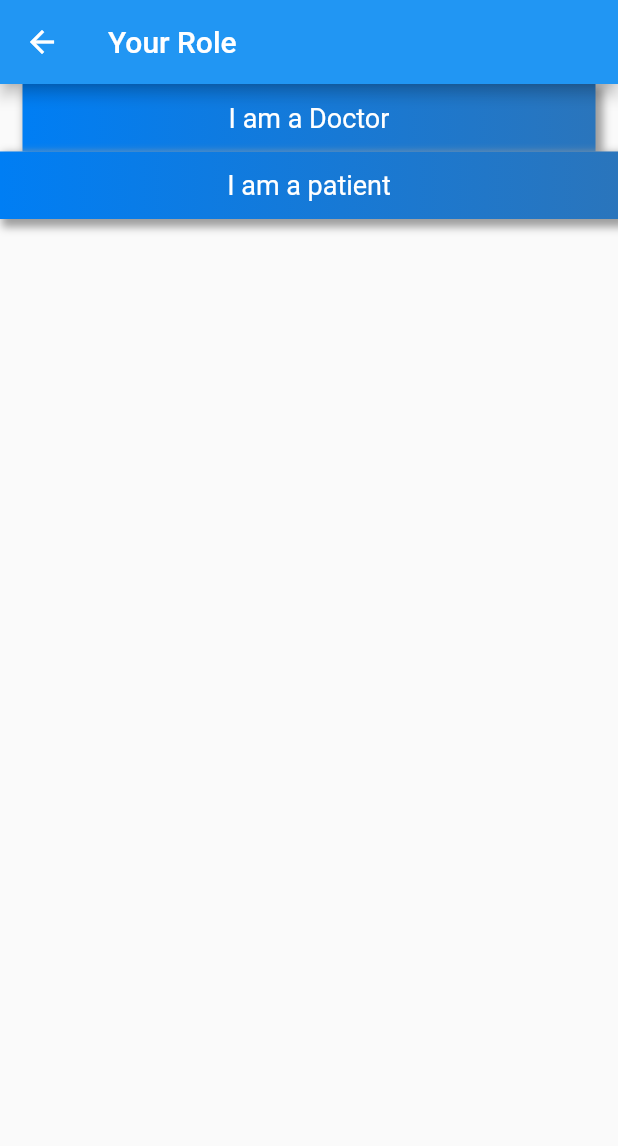
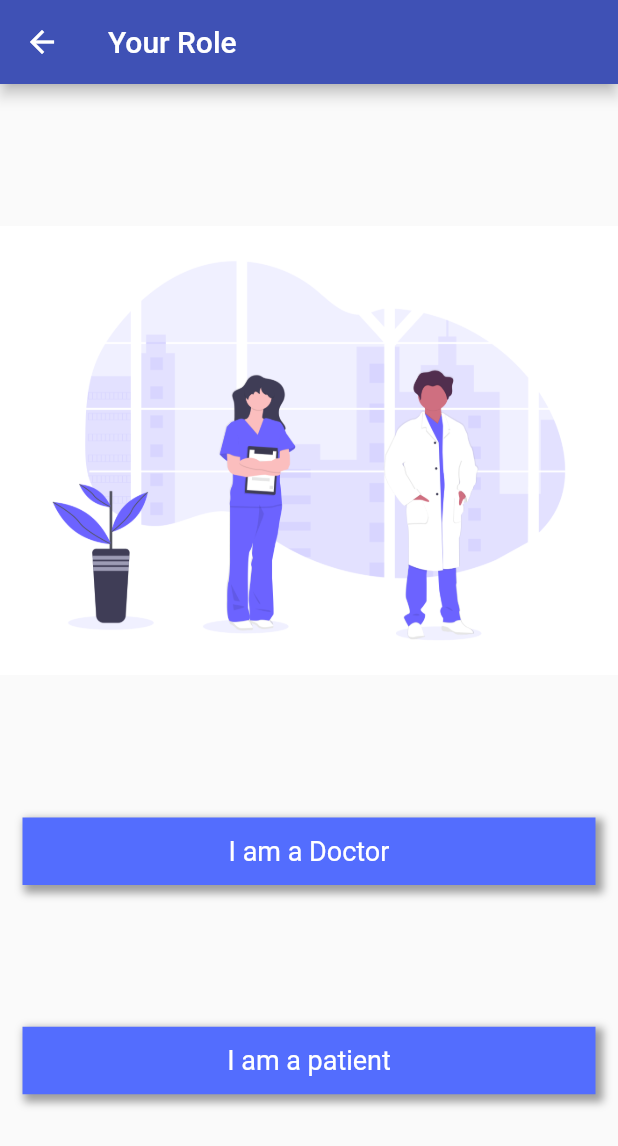
Before and after one commit to iiitv/hackiiitv20-submissions, a Flutter app: the Role screen opened directly, on a phone screen of 412 x 824 dp. Shown: the top 1146 px of the screen. Run offline on Flutter 3.47's test engine with Material 2 defaults, Android fonts, the phone set to English and light mode, and no system bars; our stand-ins replace cloud_firestore, firebase_auth, firebase_core, google_sign_in; accounts and stored records are empty.

Commit message:
updated roles.dart

```diff
--- a/team#33 - 3/clinico/lib/pages/role.dart
+++ b/team#33 - 3/clinico/lib/pages/role.dart
@@ -7,11 +7,20 @@ class Role extends StatelessWidget {
       child: Scaffold(
         appBar: AppBar(
           title: Text('Your Role'),
+          backgroundColor: Colors.indigo,
         ),
         body: Container(
           child: Column(
+            mainAxisAlignment: MainAxisAlignment.spaceEvenly,
             children: [
-              GestureDetector(
+              Container(
+                child: Image.asset(
+                  'assets/doctor.png',
+                  height: 300,
+                ),
+              ),
+              Container(
+                child: GestureDetector(
                   child: Padding(
                       padding: const EdgeInsets.fromLTRB(15.0, 0, 15, 0),
                       child: Container(
@@ -27,19 +36,22 @@ class Role extends StatelessWidget {
                               spreadRadius: 2.0,
                             )
                           ],
-                        gradient: LinearGradient(colors: [
-                          const Color(0xff007EF4),
-                          const Color(0xFF2A75BC),
-                        ])),
+                          color: Colors.indigoAccent,
+                        ),
                         child: Text(
                           "I am a Doctor",
                           style: TextStyle(color: Colors.white, fontSize: 18),
                         ),
+                        //   child: Image.asset(
+                        // 'assets/doctor.png',
+                        // height: 300,
+                      )),
+                  onTap: () {},
                 ),
               ),
-                onTap: () {},
-              ),
-              GestureDetector(
+              Padding(
+                padding: const EdgeInsets.fromLTRB(15.0, 0, 15, 0),
+                child: GestureDetector(
                   child: Container(
                     alignment: Alignment.center,
                     width: MediaQuery.of(context).size.width,
@@ -53,16 +65,15 @@ class Role extends StatelessWidget {
                           spreadRadius: 2.0,
                         )
                       ],
-                      gradient: LinearGradient(colors: [
-                        const Color(0xff007EF4),
-                        const Color(0xFF2A75BC),
-                      ])),
+                      color: Colors.indigoAccent,
+                    ),
                     child: Text(
                       "I am a patient",
                       style: TextStyle(color: Colors.white, fontSize: 18),
                     ),
                   ),
                   onTap: () {},
+                ),
               )
             ],
           ),
--- a/team#33 - 3/clinico/lib/pages/signin/signinbutton.dart
+++ b/team#33 - 3/clinico/lib/pages/signin/signinbutton.dart
@@ -17,8 +17,6 @@ class SignButton extends StatelessWidget {
       onPressed: () {
         toggleLoading();
         _auth.signInWithGoogle();
-        Navigator.push(
-            context, MaterialPageRoute(builder: (context) => Role()));
       },
       fillColor: Colors.white,
       splashColor: Colors.grey,
```
Also changed, not shown: team#33 - 3/clinico/assets/doctor.png (added). Lines whose indentation alone changed are shown as unchanged.
